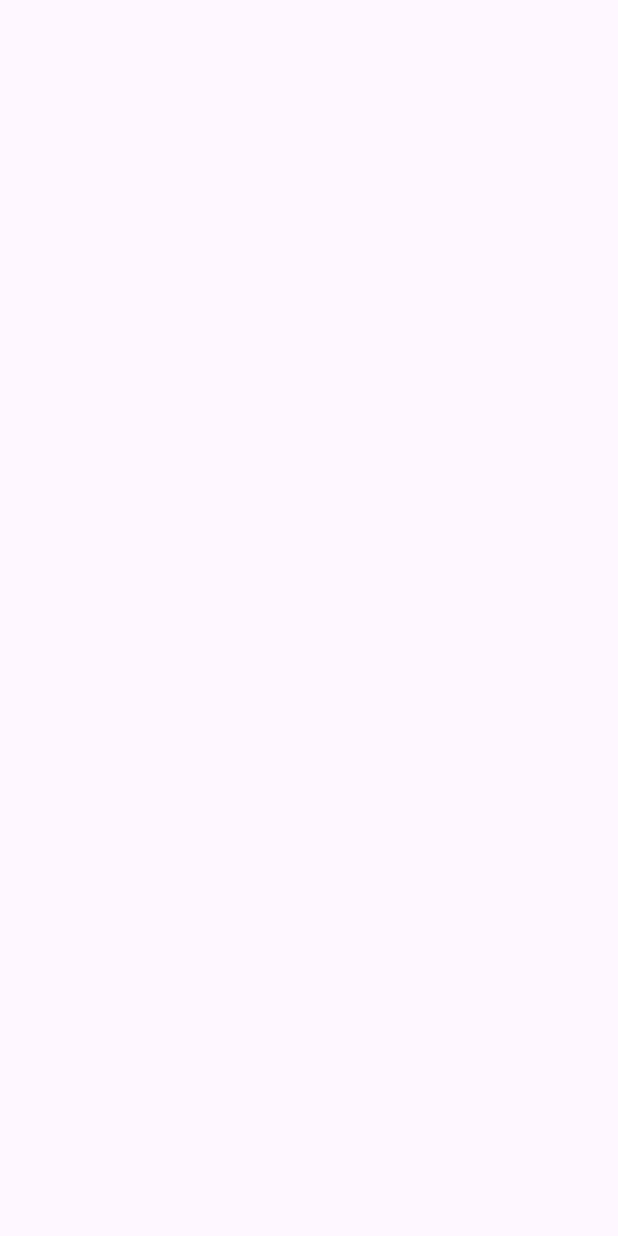
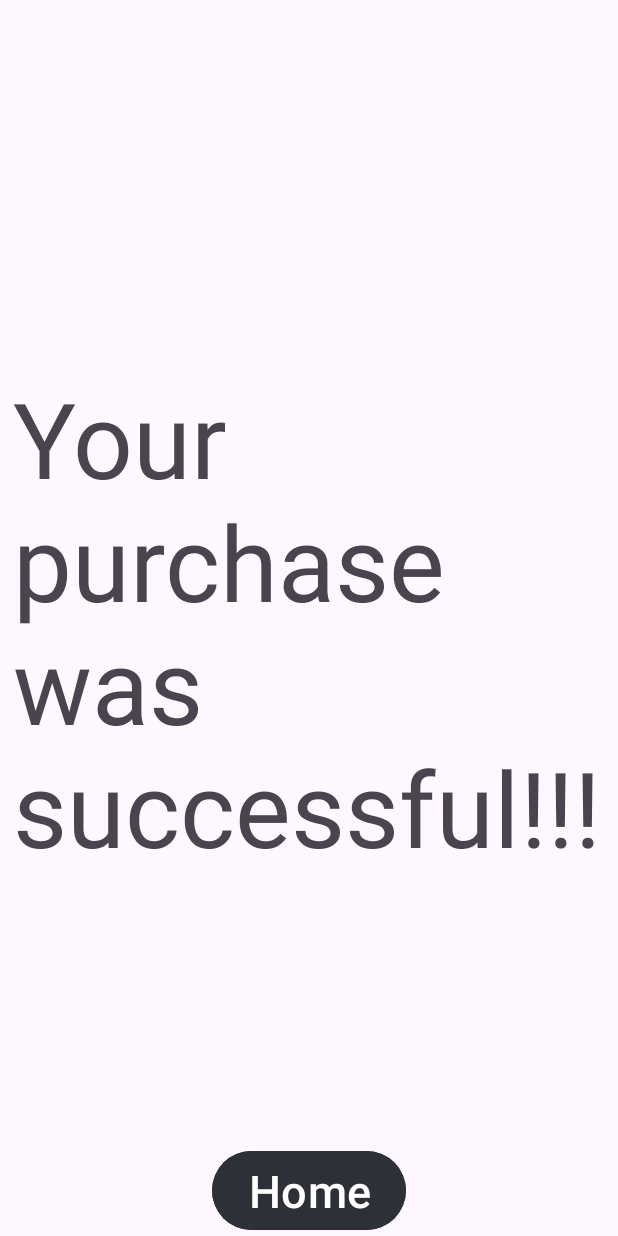
Before and after one commit to LokiofAsgard567/android-studio, an Android app: the MainActivity6 screen opened directly, with no data from a screen before it, on a phone screen of 412 x 824 dp. Before the commit the screen is empty. Run offline under Robolectric (Android 15) with nearby library versions, the phone set to English and light mode, and no system bars.

Commit message:
I made the last page
the last page sais your purchase was successful and has a home button

```diff
--- a/app/src/main/java/com/example/legostarwarsgameshop/MainActivity6.kt
+++ b/app/src/main/java/com/example/legostarwarsgameshop/MainActivity6.kt
@@ -1,6 +1,8 @@
 package com.example.legostarwarsgameshop
 
+import android.content.Intent
 import android.os.Bundle
+import android.widget.Button
 import android.widget.TextView
 import androidx.activity.enableEdgeToEdge
 import androidx.appcompat.app.AppCompatActivity
@@ -17,6 +19,10 @@ class MainActivity6 : AppCompatActivity() {
             v.setPadding(systemBars.left, systemBars.top, systemBars.right, systemBars.bottom)
             insets
         }
-
+        val knop = findViewById<Button>(R.id.home5)
+        knop.setOnClickListener {
+            val intent = Intent(this, MainActivity::class.java)
+            startActivity(intent)
+        }
     }
 }
--- a/app/src/main/res/layout/activity_main3.xml
+++ b/app/src/main/res/layout/activity_main3.xml
@@ -117,7 +117,7 @@
         android:id="@+id/selectedGameLabel"
         android:layout_width="wrap_content"
         android:layout_height="wrap_content"
-        android:text="TextView"
+        android:text="Failed to load image"
         app:layout_constraintBottom_toBottomOf="parent"
         app:layout_constraintEnd_toEndOf="parent"
         app:layout_constraintHorizontal_bias="0.463"
@@ -157,7 +157,7 @@
         android:layout_height="499dp"
         app:layout_constraintBottom_toBottomOf="parent"
         app:layout_constraintEnd_toEndOf="parent"
-        app:layout_constraintHorizontal_bias="0.007"
+        app:layout_constraintHorizontal_bias="0.123"
         app:layout_constraintStart_toStartOf="parent"
         app:layout_constraintTop_toTopOf="parent"
         app:layout_constraintVertical_bias="1.0"
--- a/app/src/main/res/layout/activity_main6.xml
+++ b/app/src/main/res/layout/activity_main6.xml
@@ -8,4 +8,28 @@
     tools:context=".MainActivity6">
 
 
+    <Button
+        android:id="@+id/home5"
+        android:layout_width="wrap_content"
+        android:layout_height="wrap_content"
+        android:backgroundTint="@color/material_dynamic_neutral_variant20"
+        android:text="Home"
+        android:textSize="30sp"
+        app:layout_constraintBottom_toBottomOf="parent"
+        app:layout_constraintEnd_toEndOf="parent"
+        app:layout_constraintHorizontal_bias="0.501"
+        app:layout_constraintStart_toStartOf="parent"
+        app:layout_constraintTop_toTopOf="parent"
+        app:layout_constraintVertical_bias="1.0" />
+
+    <TextView
+        android:id="@+id/textView25"
+        android:layout_width="395dp"
+        android:layout_height="334dp"
+        android:text="Your purchase was successful!!!"
+        android:textSize="70dp"
+        app:layout_constraintBottom_toBottomOf="parent"
+        app:layout_constraintEnd_toEndOf="parent"
+        app:layout_constraintStart_toStartOf="parent"
+        app:layout_constraintTop_toTopOf="parent" />
 </androidx.constraintlayout.widget.ConstraintLayout>
```
Also changed, not shown: app/src/main/res/layout/activity_main5.xml (+5 -3 lines).
